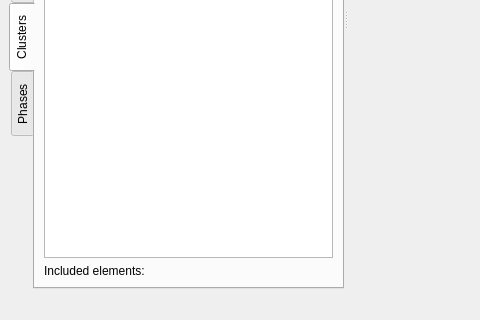
Above: src/resources/ui_main_window.ui from ianthomas23/QACD-quack before the change; both pictures show x 0 to 480 and y 280 to 600 of the 800 by 600 pixel window. Below: the same form after it.
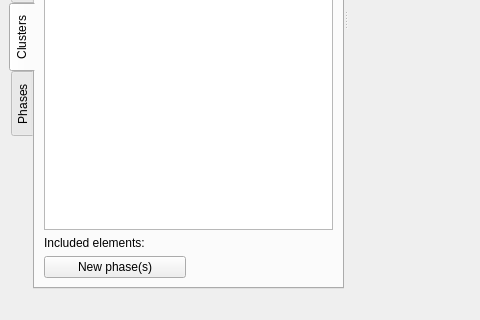
That is the form after the change. The open tabs and pages were chosen to show the change. Custom widgets are drawn as their Qt base class.

Commit message: Start of phase maps from clusters

```diff
--- a/src/resources/ui_main_window.ui
+++ b/src/resources/ui_main_window.ui
@@ -455,6 +455,27 @@
            </property>
           </widget>
          </item>
+         <item>
+          <layout class="QHBoxLayout" name="horizontalLayout_2">
+           <item>
+            <widget class="QPushButton" name="newPhaseClusterButton">
+             <property name="toolTip">
+              <string>Create new phase map(s) from selected cluster map</string>
+             </property>
+             <property name="text">
+              <string>New phase(s)</string>
+             </property>
+            </widget>
+           </item>
+           <item>
+            <widget class="QLabel" name="dummyLabel_2">
+             <property name="text">
+              <string/>
+             </property>
+            </widget>
+           </item>
+          </layout>
+         </item>
         </layout>
        </widget>
        <widget class="QWidget" name="phaseTab">
```
Left out of the diff: 2 changed lines with no effect on the pictures. The commit also changes 9 other files.
